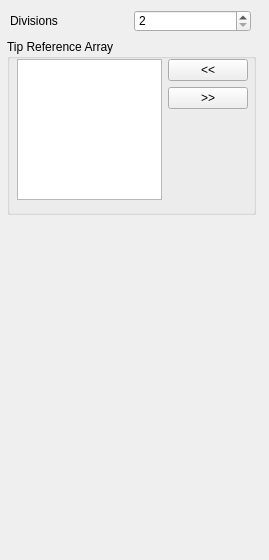
Qt form scripts/mgear/maya/shifter/component/hydraulic_01/settingsUI.ui (mgear-dev/mgear_dist) before a commit.
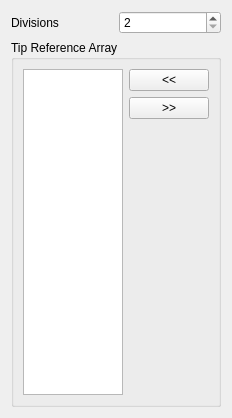
The same form after that commit.

Commit message: Shifter: setting windows: adding layaout to the .ui files

Patch:
```diff
--- a/scripts/mgear/maya/shifter/component/hydraulic_01/settingsUI.ui
+++ b/scripts/mgear/maya/shifter/component/hydraulic_01/settingsUI.ui
@@ -6,22 +6,15 @@
    <rect>
     <x>0</x>
     <y>0</y>
-    <width>269</width>
-    <height>560</height>
+    <width>232</width>
+    <height>418</height>
    </rect>
   </property>
   <property name="windowTitle">
    <string>Form</string>
   </property>
-  <widget class="QWidget" name="layoutWidget">
-   <property name="geometry">
-    <rect>
-     <x>10</x>
-     <y>10</y>
-     <width>241</width>
-     <height>22</height>
-    </rect>
-   </property>
+  <layout class="QGridLayout" name="gridLayout">
+   <item row="0" column="0">
    <layout class="QHBoxLayout" name="horizontalLayout">
     <item>
      <widget class="QLabel" name="divisions_label">
@@ -41,28 +34,14 @@
      </widget>
     </item>
    </layout>
-  </widget>
+   </item>
+   <item row="1" column="0">
   <widget class="QGroupBox" name="upvRefArray_groupBox">
-   <property name="geometry">
-    <rect>
-     <x>7</x>
-     <y>39</y>
-     <width>249</width>
-     <height>176</height>
-    </rect>
-   </property>
    <property name="title">
     <string>Tip Reference Array</string>
    </property>
-   <widget class="QWidget" name="layoutWidget_2">
-    <property name="geometry">
-     <rect>
-      <x>10</x>
-      <y>20</y>
-      <width>231</width>
-      <height>141</height>
-     </rect>
-    </property>
+     <layout class="QGridLayout" name="gridLayout_2">
+      <item row="0" column="0">
     <layout class="QHBoxLayout" name="upvRefArray_horizontalLayout">
      <item>
       <layout class="QVBoxLayout" name="upvRefArray_verticalLayout_1">
@@ -122,8 +101,11 @@
       </layout>
      </item>
     </layout>
-   </widget>
-  </widget>
+      </item>
+     </layout>
+    </widget>
+   </item>
+  </layout>
  </widget>
  <resources/>
  <connections/>
```
Lines whose indentation alone changed are shown as unchanged. The commit also changes 22 other files.
